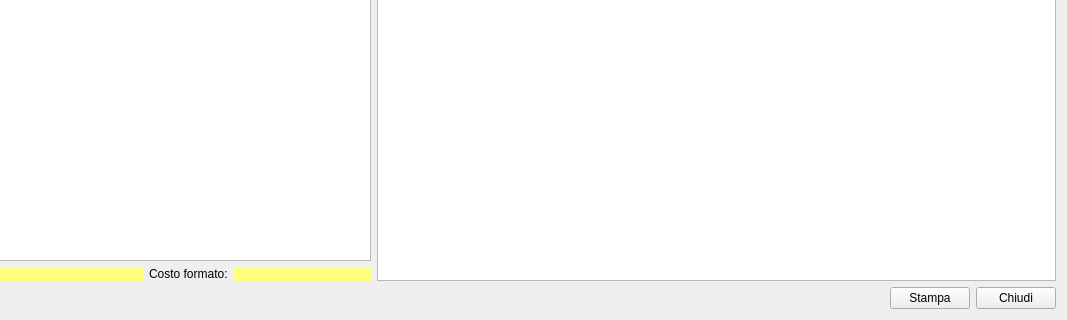
Before: the Qt Designer form hcalcolo_costi_jolly.ui in fblabs/hamlet-mod-sancon, drawn with Qt 5; both pictures show x 319 to 1386 and y 372 to 692 of the 1386 by 692 pixel window.
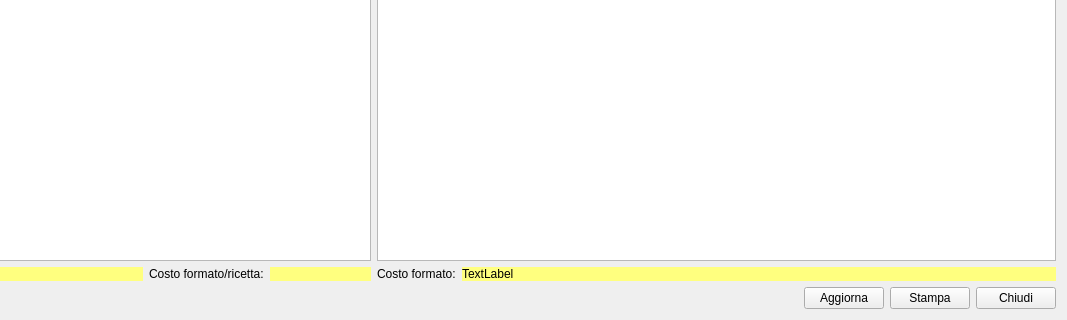
After: the same form once the commit is applied. Icons and pictures are not drawn.

```diff
--- a/hcalcolo_costi_jolly.ui
+++ b/hcalcolo_costi_jolly.ui
@@ -17,7 +17,7 @@
    <iconset resource="icons.qrc">
     <normaloff>:/Resources/Right-align64.png</normaloff>:/Resources/Right-align64.png</iconset>
   </property>
-  <layout class="QVBoxLayout" name="verticalLayout_2">
+  <layout class="QVBoxLayout" name="verticalLayout_3">
    <item>
     <layout class="QHBoxLayout" name="horizontalLayout_4">
      <item>
@@ -108,7 +108,7 @@
            <item row="0" column="0">
             <widget class="QLabel" name="label_2">
              <property name="text">
-              <string>Costo formato:</string>
+              <string>Costo formato/ricetta:</string>
              </property>
             </widget>
            </item>
@@ -135,11 +135,36 @@
       </layout>
      </item>
      <item>
-      <widget class="QTableView" name="tvComponenti">
-       <attribute name="verticalHeaderVisible">
-        <bool>false</bool>
-       </attribute>
-      </widget>
+      <layout class="QVBoxLayout" name="verticalLayout_2">
+       <item>
+        <widget class="QTableView" name="tvComponenti">
+         <attribute name="verticalHeaderVisible">
+          <bool>false</bool>
+         </attribute>
+        </widget>
+       </item>
+       <item>
+        <layout class="QFormLayout" name="formLayout_4">
+         <item row="0" column="0">
+          <widget class="QLabel" name="label_4">
+           <property name="text">
+            <string>Costo formato:</string>
+           </property>
+          </widget>
+         </item>
+         <item row="0" column="1">
+          <widget class="QLabel" name="lb_costo_result">
+           <property name="styleSheet">
+            <string notr="true">background-color: rgb(255, 255, 127);</string>
+           </property>
+           <property name="text">
+            <string>TextLabel</string>
+           </property>
+          </widget>
+         </item>
+        </layout>
+       </item>
+      </layout>
      </item>
     </layout>
    </item>
@@ -158,6 +183,23 @@
        </property>
       </spacer>
      </item>
+     <item>
+      <widget class="QPushButton" name="pbUpdate">
+       <property name="text">
+        <string>Aggiorna</string>
+       </property>
+       <property name="icon">
+        <iconset resource="icons.qrc">
+         <normaloff>:/Resources/Bar-chart64.png</normaloff>:/Resources/Bar-chart64.png</iconset>
+       </property>
+       <property name="iconSize">
+        <size>
+         <width>32</width>
+         <height>32</height>
+        </size>
+       </property>
+      </widget>
+     </item>
      <item>
       <widget class="QPushButton" name="pbPrint">
        <property name="text">
```
